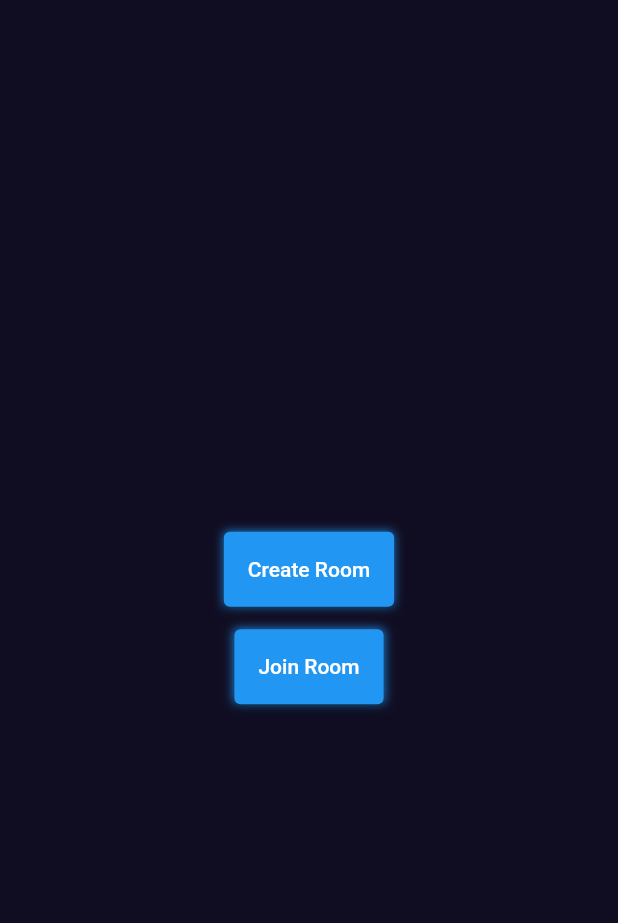
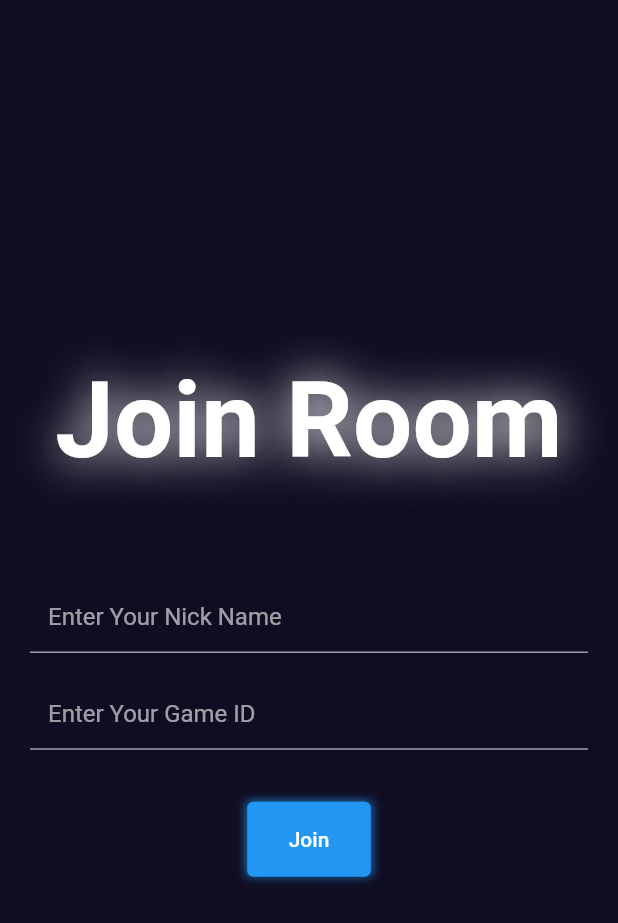
Before and after one commit to fwdAndroid/TictTacToe, a Flutter app: the screen it shows after launch, after a tap on "Join Room", on a phone screen of 412 x 824 dp. Shown: the top 923 px of the screen. Run offline on Flutter 3.47's test engine with Material 2 defaults, Android fonts, the phone set to English and light mode, and no system bars.

Commit message:
Completing Screens and Widgets

```diff
--- a/lib/responsiveness/responsive.dart
+++ b/lib/responsiveness/responsive.dart
@@ -8,7 +8,7 @@ Responsive({required this.child});
   Widget build(BuildContext context) {
     return Center(
       child: ConstrainedBox(constraints: BoxConstraints(
-        maxWidth:600,
+        maxWidth:900,
 
       ),child: child,),
 
--- a/lib/screens/join_roon_screen.dart
+++ b/lib/screens/join_roon_screen.dart
@@ -1,19 +1,56 @@
 import 'package:flutter/material.dart';
+import 'package:tictactoe/responsiveness/responsive.dart';
+import 'package:tictactoe/widgets/custom_buttons.dart';
+import 'package:tictactoe/widgets/custom_text.dart';
+import 'package:tictactoe/widgets/custome_textfield.dart';
 
 class JoinRoom extends StatefulWidget {
-    static String routeName = '/join_room';
+  static String routeName = '/join_room';
 
-  const JoinRoom({ Key? key }) : super(key: key);
+  const JoinRoom({Key? key}) : super(key: key);
 
   @override
   State<JoinRoom> createState() => _JoinRoomState();
 }
+class _JoinRoomState extends State<JoinRoom> {
+  TextEditingController _namecontroller = TextEditingController();
+    TextEditingController _gamecontroller = TextEditingController();
 
-class _JoinRoomState extends State<JoinRoom> {
+
+  @override
+  void dispose() {
+    // TODO: implement dispose
+    super.dispose();
+    _namecontroller.dispose();
+    _gamecontroller.dispose();
+  }
   @override
   Widget build(BuildContext context) {
-    return Container(
+    final size = MediaQuery.of(context).size;
 
+    return Scaffold(
+      body: Responsive(
+        child: Container(
+          margin: EdgeInsets.symmetric(horizontal: 20),
+          child: Column(
+            mainAxisAlignment: MainAxisAlignment.center,
+            crossAxisAlignment: CrossAxisAlignment.center,
+            children: [
+              CustomText(
+                  fontSize: 70,
+                  shadow: [Shadow(blurRadius: 40, color: Colors.white)],
+                  text: 'Join Room'),
+
+                  SizedBox(height: size.height * 0.08,),
+                  CustomTextField(controller: _namecontroller, hintText: 'Enter Your Nick Name'),
+                    SizedBox(height: size.height * 0.02,),
+                  CustomTextField(controller: _gamecontroller, hintText: 'Enter Your Game ID'),
+                                  SizedBox(height: size.height * 0.042,),
+                 CustomButtons(onTap: (){}, text: 'Join')
+            ],
+          ),
+        ),
+      ),
     );
   }
 }
--- a/lib/screens/main_menu_screen.dart
+++ b/lib/screens/main_menu_screen.dart
@@ -1,14 +1,20 @@
 import 'package:flutter/material.dart';
 import 'package:tictactoe/responsiveness/responsive.dart';
+import 'package:tictactoe/screens/create_room_screen.dart';
+import 'package:tictactoe/screens/join_roon_screen.dart';
 import 'package:tictactoe/widgets/custom_buttons.dart';
 
 class MainMenuScreen extends StatefulWidget {
   static String routeName = '/main-menu';
   const MainMenuScreen({ Key? key }) : super(key: key);
 
+
+
   @override
   State<MainMenuScreen> createState() => _MainMenuScreenState();
 }
+
+
 
 class _MainMenuScreenState extends State<MainMenuScreen> {
 
@@ -19,13 +25,20 @@ class _MainMenuScreenState extends State<MainMenuScreen> {
         child: Column(
           mainAxisAlignment: MainAxisAlignment.center,
           children: [
-            CustomButtons(onTap: (){}, text: 'Create Room'),
+            CustomButtons(onTap: () => createRoom(context), text: 'Create Room'),
             SizedBox(height: 15,),
-                      CustomButtons(onTap: (){}, text: 'Join Room'),
+                      CustomButtons(onTap:() => joinRoom(context), text: 'Join Room'),
 
           ],
         ),
       ),
     );
   }
+  // Functions
+  void createRoom(BuildContext context){
+    Navigator.pushNamed(context, CreateRoom.routeName);
+  }
+  void joinRoom(BuildContext context){
+    Navigator.pushNamed(context, JoinRoom.routeName);
+  }
 }
--- /dev/null
+++ b/lib/widgets/custom_text.dart
@@ -0,0 +1,22 @@
+import 'package:flutter/material.dart';
+
+class CustomText extends StatelessWidget {
+  final List<Shadow> shadow;
+  final String text;
+  final double fontSize;
+
+  const CustomText({ Key? key,required this.fontSize,required this.shadow,required this.text }) : super(key: key);
+
+  @override
+  Widget build(BuildContext context) {
+    return Text(
+      text,
+      style: TextStyle(
+        fontSize: fontSize,
+        color: Colors.white,
+        fontWeight:FontWeight.bold,
+        shadows: shadow
+      ),
+    );
+  }
+}
--- /dev/null
+++ b/lib/widgets/custome_textfield.dart
@@ -0,0 +1,23 @@
+import 'package:flutter/material.dart';
+import 'package:tictactoe/utils/colors.dart';
+
+class CustomTextField extends StatelessWidget {
+  final TextEditingController controller;
+  final String hintText;
+
+  const CustomTextField({ Key? key,required this.controller,required this.hintText }) : super(key: key);
+
+  @override
+  Widget build(BuildContext context) {
+    return Container(
+      child: TextField(
+        controller: controller,
+        decoration: InputDecoration(
+          fillColor: bgColor,
+          filled:true,
+          hintText: hintText
+        ),
+      ),
+    );
+  }
+}
```
Also changed, not shown: lib/screens/create_room_screen.dart (+36 -4 lines).
